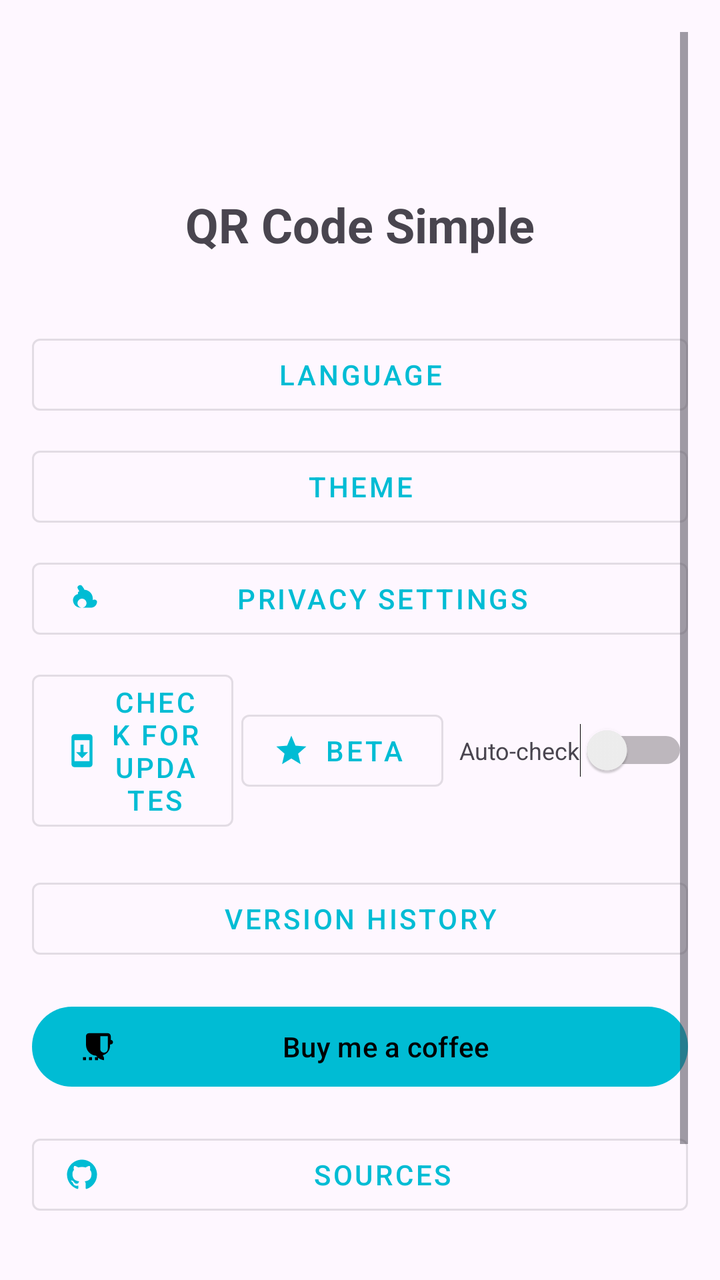
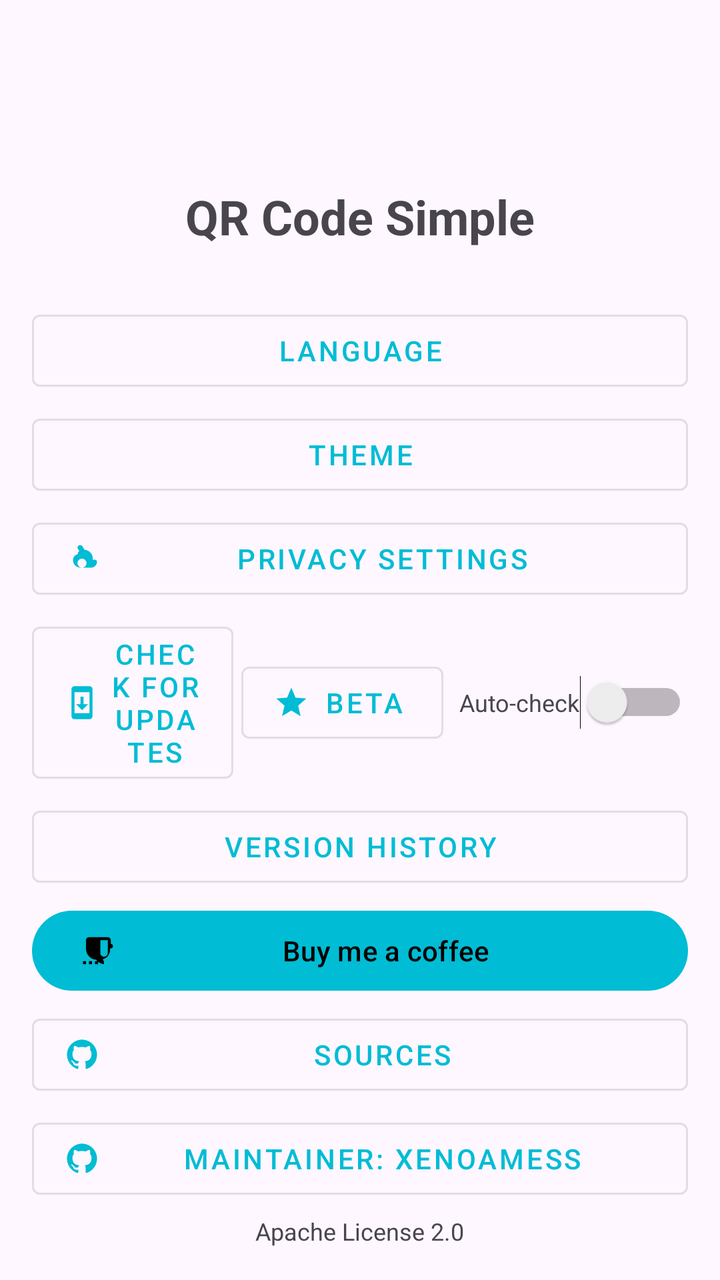

An Android layout rendered at two revisions. The XML below is the earlier revision; the diff shows what the commit changed to produce the second picture.
<!-- AndroidManifest.xml: application theme Theme.QRCodeSimple -->
<!-- res/layout/fragment_about.xml -->
<?xml version="1.0" encoding="utf-8"?>
<ScrollView xmlns:android="http://schemas.android.com/apk/res/android"
    xmlns:app="http://schemas.android.com/apk/res-auto"
    android:layout_width="match_parent"
    android:layout_height="match_parent"
    android:padding="16dp">

    <LinearLayout
        android:layout_width="match_parent"
        android:layout_height="wrap_content"
        android:orientation="vertical"
        android:gravity="center_horizontal">

        
        <ImageView
            android:layout_width="72dp"
            android:layout_height="72dp"
            android:src="@mipmap/ic_launcher"
            android:scaleType="centerCrop"
            android:importantForAccessibility="no"
            android:layout_marginBottom="8dp" />

        
        <TextView
            android:layout_width="wrap_content"
            android:layout_height="wrap_content"
            android:text="@string/app_name"
            android:textSize="24sp"
            android:textStyle="bold"
            android:layout_marginBottom="4dp" />

        
        <TextView
            android:id="@+id/tvVersion"
            android:layout_width="wrap_content"
            android:layout_height="wrap_content"
            android:textSize="14sp"
            android:textColor="?android:attr/textColorSecondary"
            android:layout_marginBottom="12dp" />

        
        <com.google.android.material.button.MaterialButton
            android:id="@+id/btnLanguage"
            android:layout_width="match_parent"
            android:layout_height="wrap_content"
            android:layout_marginBottom="8dp"
            android:text="@string/language"
            style="@style/Widget.MaterialComponents.Button.OutlinedButton" />

        
        <com.google.android.material.button.MaterialButton
            android:id="@+id/btnTheme"
            android:layout_width="match_parent"
            android:layout_height="wrap_content"
            android:layout_marginBottom="8dp"
            android:text="@string/theme_setting"
            style="@style/Widget.MaterialComponents.Button.OutlinedButton" />

        
        <com.google.android.material.button.MaterialButton
            android:id="@+id/btnPrivacy"
            android:layout_width="match_parent"
            android:layout_height="wrap_content"
            android:layout_marginBottom="8dp"
            android:text="@string/privacy_settings"
            app:icon="@drawable/ic_security"
            style="@style/Widget.MaterialComponents.Button.OutlinedButton" />

        
        <LinearLayout
            android:layout_width="match_parent"
            android:layout_height="wrap_content"
            android:orientation="horizontal"
            android:gravity="center_vertical"
            android:layout_marginBottom="16dp">

            <com.google.android.material.button.MaterialButton
                android:id="@+id/btnCheckUpdate"
                android:layout_width="0dp"
                android:layout_height="wrap_content"
                android:layout_weight="1"
                android:layout_marginEnd="4dp"
                android:text="@string/check_update"
                app:icon="@drawable/ic_system_update"
                style="@style/Widget.MaterialComponents.Button.OutlinedButton" />

            <com.google.android.material.button.MaterialButton
                android:id="@+id/btnCheckBetaUpdate"
                android:layout_width="0dp"
                android:layout_height="wrap_content"
                android:layout_weight="1"
                android:layout_marginEnd="8dp"
                android:text="@string/check_beta_update"
                app:icon="@drawable/ic_star"
                style="@style/Widget.MaterialComponents.Button.OutlinedButton" />

            <TextView
                android:layout_width="wrap_content"
                android:layout_height="wrap_content"
                android:text="@string/auto_check_update"
                android:textSize="12sp" />

            <Switch
                android:id="@+id/switchAutoUpdate"
                android:layout_width="wrap_content"
                android:layout_height="wrap_content" />
        </LinearLayout>

        <com.google.android.material.button.MaterialButton
            android:id="@+id/btnVersionHistory"
            android:layout_width="match_parent"
            android:layout_height="wrap_content"
            android:layout_marginBottom="16dp"
            android:text="@string/version_history"
            style="@style/Widget.MaterialComponents.Button.OutlinedButton" />

        
        <com.google.android.material.button.MaterialButton
            android:id="@+id/btnDonate"
            android:layout_width="match_parent"
            android:layout_height="wrap_content"
            android:layout_marginBottom="16dp"
            android:text="@string/buy_me_a_coffee"
            app:icon="@drawable/ic_coffee" />

        
        <com.google.android.material.button.MaterialButton
            android:id="@+id/btnGitHubProject"
            android:layout_width="match_parent"
            android:layout_height="wrap_content"
            android:layout_marginBottom="8dp"
            android:text="@string/sources"
            app:icon="@drawable/ic_github"
            style="@style/Widget.MaterialComponents.Button.OutlinedButton" />

        
        <com.google.android.material.button.MaterialButton
            android:id="@+id/btnGitHubMaintainer"
            android:layout_width="match_parent"
            android:layout_height="wrap_content"
            android:layout_marginBottom="16dp"
            android:text="@string/maintainer"
            app:icon="@drawable/ic_github"
            style="@style/Widget.MaterialComponents.Button.OutlinedButton" />

        
        <TextView
            android:layout_width="wrap_content"
            android:layout_height="wrap_content"
            android:text="@string/license"
            android:textSize="12sp"
            android:textColor="?android:attr/textColorSecondary" />

    </LinearLayout>

</ScrollView>
<!-- resources referenced by this layout -->
<resources>
  <!-- drawable ic_security (drawable) -->
  <vector xmlns:android="http://schemas.android.com/apk/res/android"
      android:width="24dp"
      android:height="24dp"
      android:viewportWidth="24"
      android:viewportHeight="24"
      android:tint="?attr/colorControlNormal">
      <path
          android:fillColor="@android:color/white"
          android:pathData="M19.14,12.94c0.04,-0.3 0.06,-0.61 0.06,-0.94c0,-3.2 -2.51,-5.82 -5.66,-5.96c-0.03,-0.29 -0.13,-0.56 -0.29,-0.79l-1.15,-1.64c-0.48,-0.68 -1.39,-0.88 -2.11,-0.45l-0.26,0.15c-0.68,0.39 -0.93,1.23 -0.56,1.92l1.08,1.93C9.52,7.19 9.27,7.68 9.27,8.21c0,0.24 0.04,0.46 0.1,0.68C7.34,9.36 6,11.06 6,13c0,2.76 2.24,5 5,5h7c2.21,0 4,-1.79 4,-4C22,13.14 20.72,12.07 19.14,12.94zM12,18c-1.66,0 -3,-1.34 -3,-3s1.34,-3 3,-3s3,1.34 3,3S13.66,18 12,18z"/>
  </vector>
  <!-- drawable ic_star (drawable) -->
  <vector xmlns:android="http://schemas.android.com/apk/res/android"
      android:width="24dp"
      android:height="24dp"
      android:viewportWidth="24"
      android:viewportHeight="24"
      android:tint="?attr/colorControlNormal">
      <path
          android:fillColor="@android:color/white"
          android:pathData="M12,17.27L18.18,21l-1.64,-7.03L22,9.24l-7.19,-0.61L12,2 9.19,8.63 2,9.24l5.46,4.73L5.82,21z"/>
  </vector>
  <!-- drawable ic_system_update (drawable) -->
  <vector xmlns:android="http://schemas.android.com/apk/res/android"
      android:width="24dp"
      android:height="24dp"
      android:viewportWidth="24"
      android:viewportHeight="24"
      android:tint="?attr/colorControlNormal">
      <path
          android:fillColor="@android:color/white"
          android:pathData="M17,1.01L7,1c-1.1,0 -2,0.9 -2,2v18c0,1.1 0.9,2 2,2h10c1.1,0 2,-0.9 2,-2L19,3c0,-1.1 -0.9,-1.99 -2,-1.99zM17,19L7,19L7,5h10v14zM16,13h-3L13,8h-2v5L8,13l4,4 4,-4z"/>
  </vector>
  <!-- mipmap ic_launcher (mipmap-anydpi-v26) -->
  <?xml version="1.0" encoding="utf-8"?>
  <adaptive-icon xmlns:android="http://schemas.android.com/apk/res/android">
      <background android:drawable="@drawable/ic_launcher_background"/>
      <foreground android:drawable="@mipmap/ic_launcher_foreground"/>
  </adaptive-icon>
  <string name="app_name">QR Code Simple</string>
  <string name="auto_check_update">Auto-check</string>
  <string name="buy_me_a_coffee">Buy me a coffee</string>
  <string name="check_beta_update">Beta</string>
  <string name="check_update">Check for updates</string>
  <string name="language">Language</string>
  <string name="license">Apache License 2.0</string>
  <string name="maintainer">Maintainer: XenoAmess</string>
  <string name="privacy_settings">Privacy Settings</string>
  <string name="sources">Sources</string>
  <string name="theme_setting">Theme</string>
  <string name="version_history">Version history</string>
  <style name="Theme.QRCodeSimple" parent="Theme.Material3.DayNight.NoActionBar">
          <item name="colorPrimary">@color/cyan_500</item>
          <item name="colorPrimaryVariant">@color/cyan_700</item>
          <item name="colorOnPrimary">@color/black</item>
          <item name="colorSecondary">@color/teal_200</item>
          <item name="colorSecondaryVariant">@color/teal_700</item>
          <item name="colorOnSecondary">@color/black</item>
          <item name="android:statusBarColor">?attr/colorPrimaryVariant</item>
      </style>
  <color name="cyan_500">#FF00BCD4</color>
  <color name="cyan_700">#FF0097A7</color>
  <color name="black">#FF000000</color>
  <color name="teal_200">#FF03DAC5</color>
  <color name="teal_700">#FF018786</color>
  <!-- unchanged entries left out for length: 3 -->
</resources>

<!-- the commit's change to res/layout/fragment_about.xml (unified diff, before → after) -->
@@ -18,7 +18,7 @@
             android:src="@mipmap/ic_launcher"
             android:scaleType="centerCrop"
             android:importantForAccessibility="no"
-            android:layout_marginBottom="8dp" />
+            android:layout_marginBottom="4dp" />
 
         
         <TextView
@@ -36,14 +36,14 @@
             android:layout_height="wrap_content"
             android:textSize="14sp"
             android:textColor="?android:attr/textColorSecondary"
-            android:layout_marginBottom="12dp" />
+            android:layout_marginBottom="4dp" />
 
         
         <com.google.android.material.button.MaterialButton
             android:id="@+id/btnLanguage"
             android:layout_width="match_parent"
             android:layout_height="wrap_content"
-            android:layout_marginBottom="8dp"
+            android:layout_marginBottom="4dp"
             android:text="@string/language"
             style="@style/Widget.MaterialComponents.Button.OutlinedButton" />
 
@@ -52,7 +52,7 @@
             android:id="@+id/btnTheme"
             android:layout_width="match_parent"
             android:layout_height="wrap_content"
-            android:layout_marginBottom="8dp"
+            android:layout_marginBottom="4dp"
             android:text="@string/theme_setting"
             style="@style/Widget.MaterialComponents.Button.OutlinedButton" />
 
@@ -61,7 +61,7 @@
             android:id="@+id/btnPrivacy"
             android:layout_width="match_parent"
             android:layout_height="wrap_content"
-            android:layout_marginBottom="8dp"
+            android:layout_marginBottom="4dp"
             android:text="@string/privacy_settings"
             app:icon="@drawable/ic_security"
             style="@style/Widget.MaterialComponents.Button.OutlinedButton" />
@@ -72,7 +72,7 @@
             android:layout_height="wrap_content"
             android:orientation="horizontal"
             android:gravity="center_vertical"
-            android:layout_marginBottom="16dp">
+            android:layout_marginBottom="4dp">
 
             <com.google.android.material.button.MaterialButton
                 android:id="@+id/btnCheckUpdate"
@@ -110,7 +110,7 @@
             android:id="@+id/btnVersionHistory"
             android:layout_width="match_parent"
             android:layout_height="wrap_content"
-            android:layout_marginBottom="16dp"
+            android:layout_marginBottom="4dp"
             android:text="@string/version_history"
             style="@style/Widget.MaterialComponents.Button.OutlinedButton" />
 
@@ -119,7 +119,7 @@
             android:id="@+id/btnDonate"
             android:layout_width="match_parent"
             android:layout_height="wrap_content"
-            android:layout_marginBottom="16dp"
+            android:layout_marginBottom="4dp"
             android:text="@string/buy_me_a_coffee"
             app:icon="@drawable/ic_coffee" />
 
@@ -128,7 +128,7 @@
             android:id="@+id/btnGitHubProject"
             android:layout_width="match_parent"
             android:layout_height="wrap_content"
-            android:layout_marginBottom="8dp"
+            android:layout_marginBottom="4dp"
             android:text="@string/sources"
             app:icon="@drawable/ic_github"
             style="@style/Widget.MaterialComponents.Button.OutlinedButton" />
@@ -138,7 +138,7 @@
             android:id="@+id/btnGitHubMaintainer"
             android:layout_width="match_parent"
             android:layout_height="wrap_content"
-            android:layout_marginBottom="16dp"
+            android:layout_marginBottom="4dp"
             android:text="@string/maintainer"
             app:icon="@drawable/ic_github"
             style="@style/Widget.MaterialComponents.Button.OutlinedButton" />
